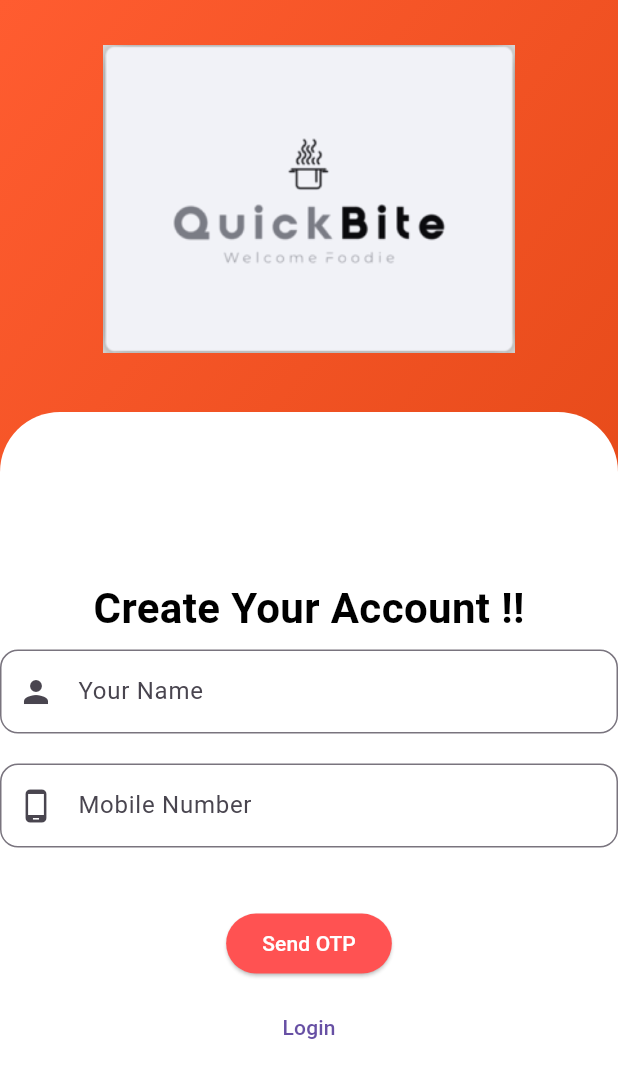
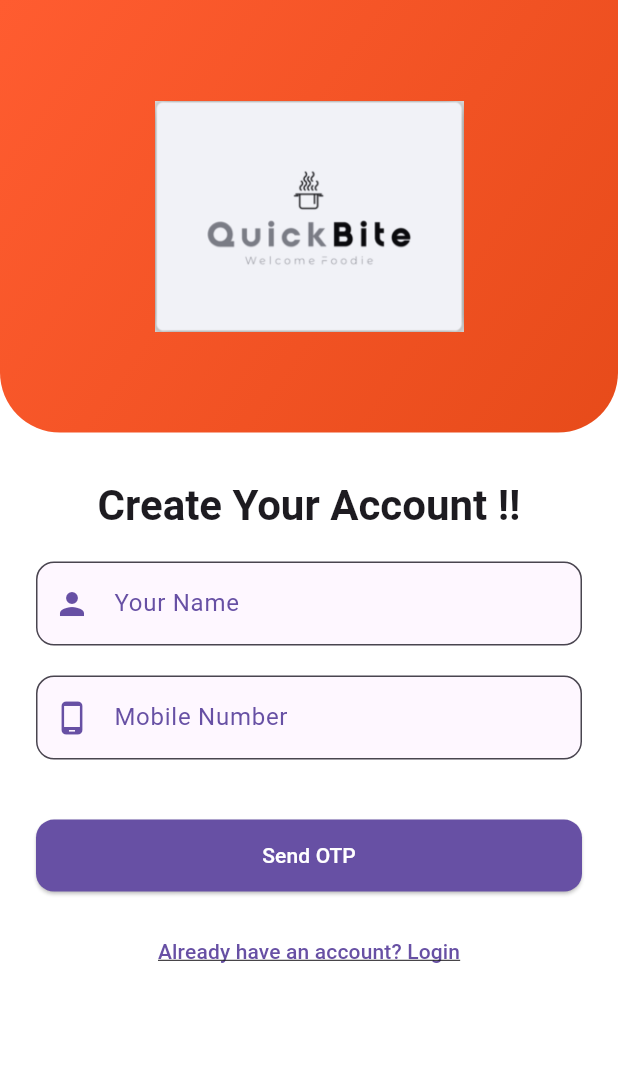
Before and after one commit to Kakadiya353/QuickBite, a Flutter app: the Register screen opened directly, on a phone screen of 412 x 824 dp. Shown: the top 1078 px of the screen. Run offline on Flutter 3.47's test engine with Material 3 defaults, Android fonts, the phone set to English and light mode, and no system bars; our stand-ins replace awesome_notifications, cached_network_image, cloud_firestore, curved_navigation_bar, firebase_auth, firebase_core and 4 more; missing offline and left inert: otp_text_field_v2, razorpay_flutter; accounts and stored records are empty.

Commit message:
Update register.dart
UI enhancement as same in login.dart

```diff
--- a/lib/register.dart
+++ b/lib/register.dart
@@ -12,98 +12,105 @@ class Register extends StatefulWidget {
 class _RegisterState extends State<Register> {
   @override
   Widget build(BuildContext context) {
+    final theme = Theme.of(context);
+    final screenHeight = MediaQuery.of(context).size.height;
+    final screenWidth = MediaQuery.of(context).size.width;
+
     return GetBuilder<LoginController>(builder: (ctrl) {
       return Scaffold(
-        body: Stack(
+        resizeToAvoidBottomInset: true,
+        body: SafeArea(
+          child: SingleChildScrollView(
+            child: ConstrainedBox(
+              constraints: BoxConstraints(minHeight: screenHeight),
+              child: Column(
                 children: [
-            // Top gradient background
+                  // Top gradient background with logo
                   Container(
-              width: MediaQuery.of(context).size.width,
-              height: MediaQuery.of(context).size.height / 2.5,
+                    width: screenWidth,
+                    height: screenHeight * 0.35,
                     decoration: const BoxDecoration(
                       gradient: LinearGradient(
                         begin: Alignment.topLeft,
                         end: Alignment.bottomRight,
-                  colors: [
-                    Color(0xFFff5c30),
-                    Color(0xFFe74b1a),
-                  ],
+                        colors: [Color(0xFFff5c30), Color(0xFFe74b1a)],
+                      ),
+                      borderRadius: BorderRadius.only(
+                        bottomLeft: Radius.circular(40),
+                        bottomRight: Radius.circular(40),
+                      ),
+                    ),
+                    child: Center(
+                      child: Image.asset(
+                        "images/logofast.png",
+                        width: screenWidth * 0.5,
+                        fit: BoxFit.contain,
                       ),
                     ),
                   ),
 
-            // Bottom white container
-            Container(
-              margin: EdgeInsets.only(
-                top: MediaQuery.of(context).size.height / 3,
-              ),
-              height: MediaQuery.of(context).size.height / 2,
-              width: MediaQuery.of(context).size.width,
-              decoration: const BoxDecoration(
-                color: Colors.white,
-                borderRadius: BorderRadius.only(
-                  topLeft: Radius.circular(40),
-                  topRight: Radius.circular(40),
+                  const SizedBox(height: 30),
+
+                  // Register title
+                  Text(
+                    'Create Your Account !!',
+                    style: theme.textTheme.headlineMedium?.copyWith(
+                      fontWeight: FontWeight.bold,
+                      color: theme.colorScheme.onBackground,
                     ),
                   ),
-            ),
+                  const SizedBox(height: 20),
 
-            // Main content
-            SingleChildScrollView(
-              child: Container(
-                margin: const EdgeInsets.only(top: 30.0),
+                  Padding(
+                    padding: const EdgeInsets.symmetric(horizontal: 24.0),
                     child: Column(
                       children: [
-                    // Logo
-                    Center(
-                      child: Image.asset(
-                        "images/logofast.png",
-                        width: MediaQuery.of(context).size.width / 1.5,
-                        fit: BoxFit.cover,
-                      ),
-                    ),
-                    const SizedBox(height: 100),
-
-                    // Welcome text and form
-                    Column(
-                      children: [
-                        const SizedBox(height: 50),
-                        const Text(
-                          'Create Your Account !!',
-                          style: TextStyle(
-                            fontSize: 28,
-                            fontWeight: FontWeight.bold,
-                            color: Colors.black,
-                          ),
-                        ),
-                        const SizedBox(height: 8),
-
                         // Name input
                         TextField(
+                          controller: ctrl.registerNameCtrl,
                           keyboardType: TextInputType.text,
-                          controller: ctrl.registerNameCtrl,
+                          style:
+                              TextStyle(color: theme.colorScheme.onBackground),
                           decoration: InputDecoration(
+                            filled: true,
+                            fillColor: theme.colorScheme.surface,
                             border: OutlineInputBorder(
                               borderRadius: BorderRadius.circular(12),
                             ),
-                            prefixIcon: const Icon(Icons.person),
+                            prefixIcon: Icon(Icons.person,
+                                color: theme.colorScheme.primary),
                             labelText: 'Your Name',
+                            labelStyle:
+                                TextStyle(color: theme.colorScheme.primary),
                             hintText: 'Enter Your Name',
+                            hintStyle: TextStyle(
+                                color: theme.colorScheme.onSurface
+                                    .withOpacity(0.6)),
                           ),
                         ),
                         const SizedBox(height: 20),
 
                         // Mobile number input
                         TextField(
+                          controller: ctrl.registerNumberCtrl,
                           keyboardType: TextInputType.phone,
-                          controller: ctrl.registerNumberCtrl,
+                          style:
+                              TextStyle(color: theme.colorScheme.onBackground),
                           decoration: InputDecoration(
+                            filled: true,
+                            fillColor: theme.colorScheme.surface,
                             border: OutlineInputBorder(
                               borderRadius: BorderRadius.circular(12),
                             ),
-                            prefixIcon: const Icon(Icons.phone_android),
+                            prefixIcon: Icon(Icons.phone_android,
+                                color: theme.colorScheme.primary),
                             labelText: 'Mobile Number',
-                            hintText: 'Enter Your mobile number',
+                            labelStyle:
+                                TextStyle(color: theme.colorScheme.primary),
+                            hintText: 'Enter Your Mobile Number',
+                            hintStyle: TextStyle(
+                                color: theme.colorScheme.onSurface
+                                    .withOpacity(0.6)),
                           ),
                         ),
                         const SizedBox(height: 20),
@@ -119,7 +126,9 @@ class _RegisterState extends State<Register> {
                         const SizedBox(height: 20),
 
                         // Register or Send OTP button
-                        ElevatedButton(
+                        SizedBox(
+                          width: double.infinity,
+                          child: ElevatedButton(
                             onPressed: () {
                               if (ctrl.otpFieldShown) {
                                 ctrl.addUser();
@@ -128,28 +137,40 @@ class _RegisterState extends State<Register> {
                               }
                             },
                             style: ElevatedButton.styleFrom(
-                            foregroundColor: Colors.white,
-                            backgroundColor: Colors.redAccent,
+                              backgroundColor: theme.colorScheme.primary,
+                              foregroundColor: theme.colorScheme.onPrimary,
+                              padding: const EdgeInsets.symmetric(vertical: 14),
+                              shape: RoundedRectangleBorder(
+                                borderRadius: BorderRadius.circular(12),
+                              ),
                             ),
                             child: Text(
                                 ctrl.otpFieldShown ? 'Register' : 'Send OTP'),
                           ),
-                        const SizedBox(height: 8),
+                        ),
+                        const SizedBox(height: 16),
 
                         // Navigate to Login page
                         TextButton(
                           onPressed: () {
                             Get.to(Login());
                           },
-                          child: const Text('Login'),
+                          child: Text(
+                            'Already have an account? Login',
+                            style: TextStyle(
+                              color: theme.colorScheme.primary,
+                              decoration: TextDecoration.underline,
                             ),
+                          ),
+                        ),
+                        const SizedBox(height: 30),
                       ],
+                    ),
                   ),
                 ],
               ),
             ),
           ),
-          ],
         ),
       );
     });
```
Lines whose indentation alone changed are shown as unchanged.
